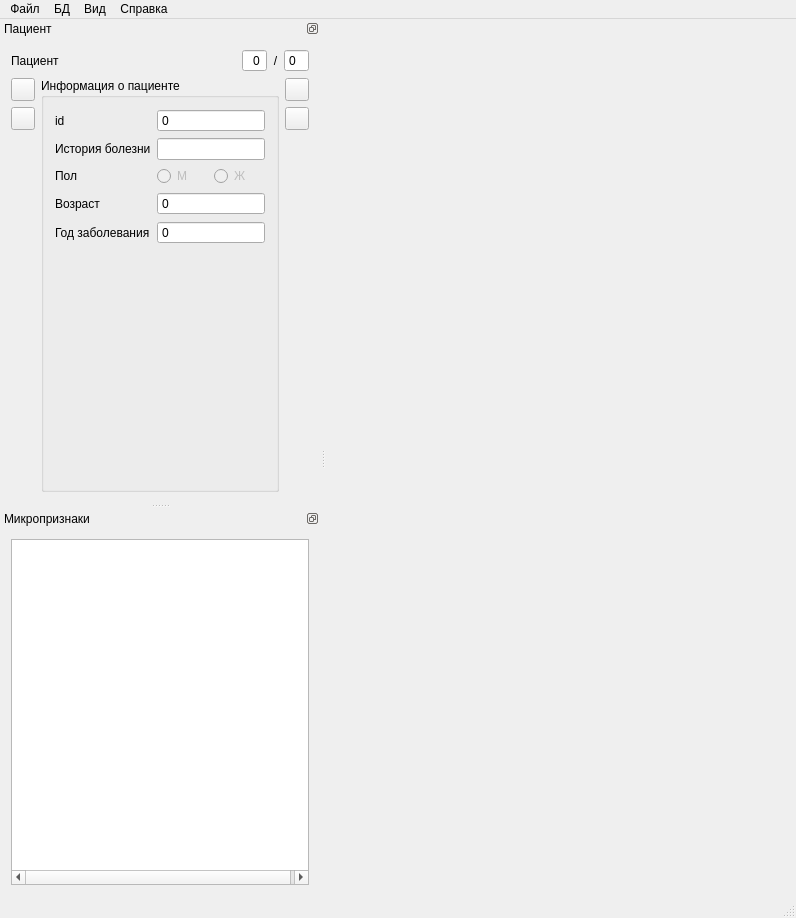
The window that dialogs/mainwindow.ui (gurmaaan/AtlasKidney) describes before a commit, drawn with Qt 5.
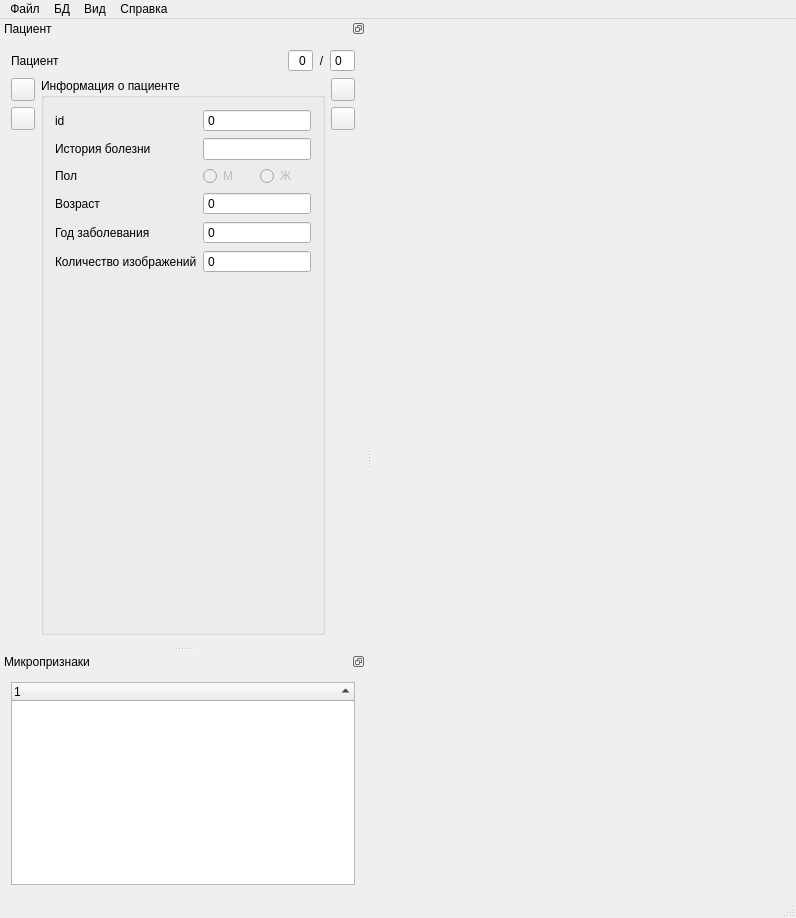
The same window after the commit. Icons and pictures are not drawn. Custom widgets are drawn as their Qt base class.

```diff
--- a/dialogs/mainwindow.ui
+++ b/dialogs/mainwindow.ui
@@ -78,7 +78,7 @@
    </property>
    <property name="minimumSize">
     <size>
-     <width>295</width>
+     <width>310</width>
      <height>291</height>
     </size>
    </property>
@@ -319,6 +319,26 @@
             </property>
            </widget>
           </item>
+          <item row="5" column="0">
+           <widget class="QLabel" name="imgCnt_lbl">
+            <property name="text">
+             <string>Количество изображений</string>
+            </property>
+            <property name="buddy">
+             <cstring>imgCnt_sb</cstring>
+            </property>
+           </widget>
+          </item>
+          <item row="5" column="1">
+           <widget class="QSpinBox" name="imgCnt_sb">
+            <property name="readOnly">
+             <bool>true</bool>
+            </property>
+            <property name="buttonSymbols">
+             <enum>QAbstractSpinBox::NoButtons</enum>
+            </property>
+           </widget>
+          </item>
          </layout>
         </widget>
        </item>
@@ -382,28 +402,24 @@
    <widget class="QWidget" name="microfeatures_dockContent">
     <layout class="QVBoxLayout" name="verticalLayout">
      <item>
-      <widget class="QTreeWidget" name="microfeatures_treeWidget">
-       <property name="columnCount">
-        <number>3</number>
+      <widget class="QTreeWidget" name="microF_twg">
+       <property name="sizeAdjustPolicy">
+        <enum>QAbstractScrollArea::AdjustToContents</enum>
        </property>
-       <attribute name="headerVisible">
-        <bool>false</bool>
+       <property name="editTriggers">
+        <set>QAbstractItemView::NoEditTriggers</set>
+       </property>
+       <attribute name="headerCascadingSectionResizes">
+        <bool>true</bool>
+       </attribute>
+       <attribute name="headerShowSortIndicator" stdset="0">
+        <bool>true</bool>
        </attribute>
        <column>
         <property name="text">
          <string notr="true">1</string>
         </property>
        </column>
-       <column>
-        <property name="text">
-         <string notr="true">2</string>
-        </property>
-       </column>
-       <column>
-        <property name="text">
-         <string notr="true">3</string>
-        </property>
-       </column>
       </widget>
      </item>
     </layout>
```
Left out of the diff: 30 changed lines with no effect on the pictures.
